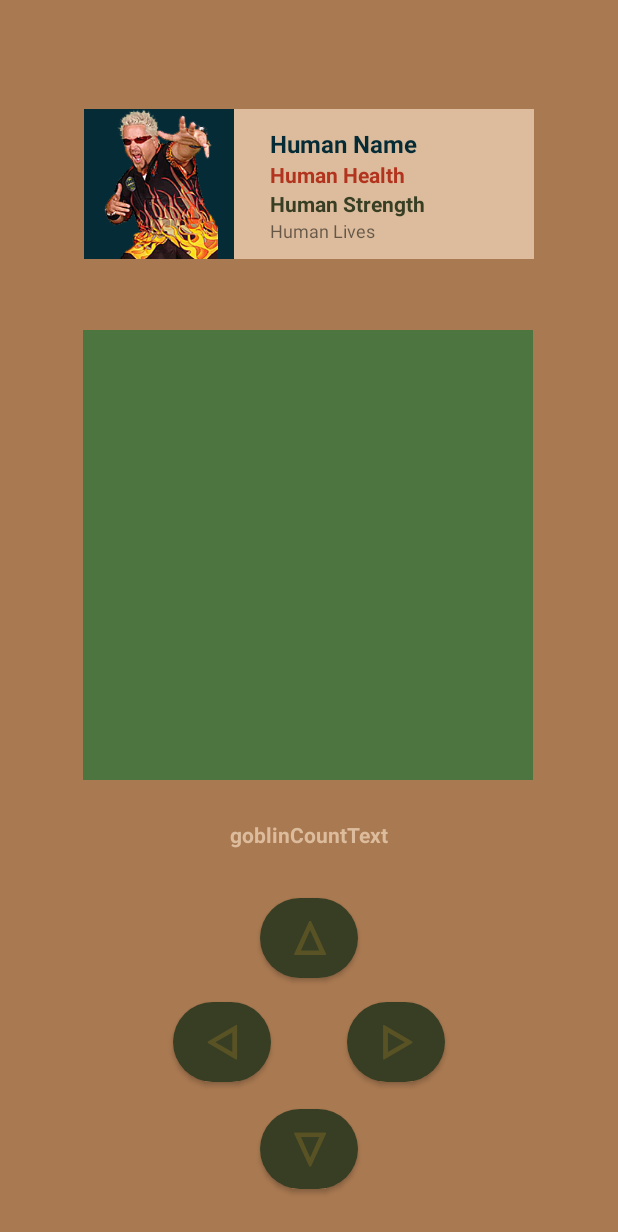
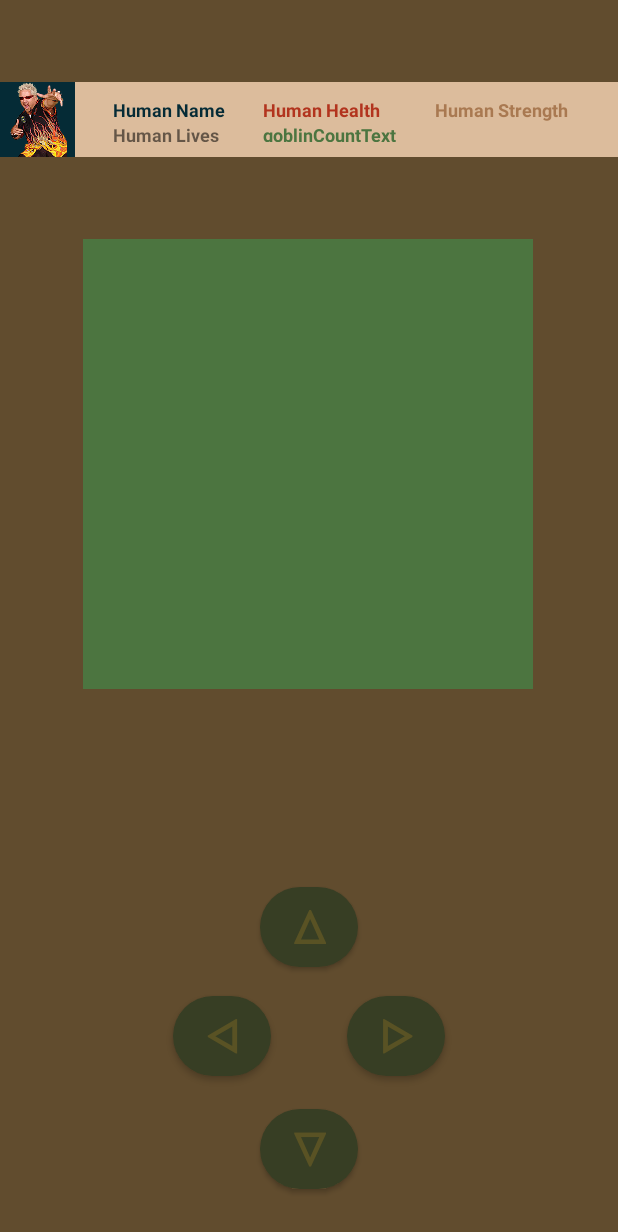
Before and after one commit to DeanWhitten/GenSpark, an Android app: the layout activity_game_board.xml on its own in the app's theme, with its tools: preview values and no code run, on a phone screen of 412 x 824 dp. Shown: the top 1232 px of the screen. Run offline under Robolectric (Android 15) with nearby library versions, the phone set to English and light mode, and no system bars.

Commit message:
HVG-Android : movements added, battle initiation logic, battle table for UI

```diff
--- a/HumansVsGoblins_Android/app/src/main/AndroidManifest.xml
+++ b/HumansVsGoblins_Android/app/src/main/AndroidManifest.xml
@@ -13,9 +13,6 @@
         android:supportsRtl="true"
         android:theme="@style/Theme.HumansVsGoblins_Android"
         tools:targetApi="31" >
-        <activity
-            android:name=".BattleSceneActivity"
-            android:exported="false" />
         <activity
             android:name=".GameBoardActivity"
             android:exported="false" />
--- a/HumansVsGoblins_Android/app/src/main/java/com/example/humansvsgoblins_android/Human.java
+++ b/HumansVsGoblins_Android/app/src/main/java/com/example/humansvsgoblins_android/Human.java
@@ -16,7 +16,7 @@ public class Human extends Humanoid {
 
     public Human(String name){
         super(name, 100, 15);
-        lives = 3;
+        lives = 10;
     }
 
     public void generateStartLocation( int r, int c){
--- a/HumansVsGoblins_Android/app/src/main/res/layout/activity_game_board.xml
+++ b/HumansVsGoblins_Android/app/src/main/res/layout/activity_game_board.xml
@@ -4,100 +4,23 @@
     xmlns:tools="http://schemas.android.com/tools"
     android:layout_width="match_parent"
     android:layout_height="match_parent"
-    android:background="@color/medFleshTone"
+    android:background="@color/wood"
     tools:context=".GameBoardActivity"
     tools:ignore="MissingDefaultResource">
 
+
     <ImageView
         android:id="@+id/imageView"
-        android:layout_width="100dp"
-        android:layout_height="100dp"
-        android:layout_marginStart="56dp"
-        android:layout_marginTop="25dp"
+        android:layout_width="50dp"
+        android:layout_height="50dp"
         android:background="@color/deepBlue"
         android:contentDescription="@string/humanicon"
         app:layout_constraintBottom_toTopOf="@+id/tileMapTable"
         app:layout_constraintEnd_toStartOf="@+id/tableLayout"
-        app:layout_constraintHorizontal_bias="0.5"
+        app:layout_constraintHorizontal_bias="0.0"
         app:layout_constraintStart_toStartOf="parent"
         app:layout_constraintTop_toTopOf="parent"
         app:srcCompat="@drawable/dummy" />
-
-    <TableLayout
-        android:id="@+id/tableLayout"
-        android:layout_width="200dp"
-        android:layout_height="100dp"
-        android:layout_marginTop="25dp"
-        android:layout_marginEnd="56dp"
-        android:background="@color/lightFleshTone"
-        android:paddingStart="24dp"
-        android:paddingTop="12dp"
-        app:layout_constraintBottom_toTopOf="@+id/tileMapTable"
-        app:layout_constraintEnd_toEndOf="parent"
-        app:layout_constraintHorizontal_bias="0.5"
-        app:layout_constraintStart_toEndOf="@+id/imageView"
-        app:layout_constraintTop_toTopOf="parent">
-
-        <TableRow
-            android:layout_width="wrap_content"
-            android:layout_height="match_parent">
-
-            <TextView
-                android:id="@+id/hObjNameTextView"
-                android:layout_width="match_parent"
-                android:layout_height="match_parent"
-                android:text="@string/humanObj_name"
-                android:textColor="@color/deepBlue"
-                android:textSize="16sp"
-                android:textStyle="bold"
-                tools:ignore="TextContrastCheck" />
-
-        </TableRow>
-
-        <TableRow
-            android:layout_width="wrap_content"
-            android:layout_height="match_parent">
-
-            <TextView
-                android:id="@+id/hObjHealthTextView"
-                android:layout_width="match_parent"
-                android:layout_height="match_parent"
-                android:text="@string/humanObj_health"
-                android:textColor="@color/brickRed"
-                android:textStyle="bold"
-                tools:ignore="TextContrastCheck" />
-        </TableRow>
-
-        <TableRow
-            android:layout_width="wrap_content"
-            android:layout_height="51dp">
-
-            <TextView
-                android:id="@+id/hObjStrengthTextView"
-                android:layout_width="match_parent"
-                android:layout_height="match_parent"
-                android:text="@string/humanObj_strength"
-                android:textColor="@color/darkForest"
-                android:textStyle="bold"
-                tools:ignore="TextContrastCheck" />
-        </TableRow>
-
-        <TableRow
-            android:layout_width="wrap_content"
-            android:layout_height="match_parent">
-
-            <TextView
-                android:id="@+id/hObjLivesTextView"
-                android:layout_width="match_parent"
-                android:layout_height="match_parent"
-                android:text="@string/humanObj_lives"
-                android:textSize="12sp"
-                tools:ignore="TextContrastCheck" />
-
-        </TableRow>
-
-    </TableLayout>
-
 
     <TableLayout
         android:id="@+id/tileMapTable"
@@ -105,13 +28,13 @@
         android:layout_height="300dp"
         android:layout_marginStart="50dp"
         android:layout_marginEnd="50dp"
-        android:layout_marginBottom="25dp"
+        android:layout_marginBottom="72dp"
         android:background="@color/forestGreen"
         app:layout_constraintBottom_toTopOf="@+id/upBtn"
         app:layout_constraintEnd_toEndOf="parent"
         app:layout_constraintHorizontal_bias="0.454"
         app:layout_constraintStart_toStartOf="parent"
-        app:layout_constraintTop_toBottomOf="@+id/imageView" />
+        app:layout_constraintTop_toBottomOf="@+id/tableLayout" />
 
     <Button
         android:id="@+id/downBtn"
@@ -186,18 +109,157 @@
         app:layout_constraintVertical_bias="0.4"
         tools:ignore="TextContrastCheck" />
 
-    <TextView
-        android:id="@+id/goblinCountTextView"
-        android:layout_width="wrap_content"
-        android:layout_height="wrap_content"
-        android:text="@string/goblincounttext"
-        android:textAlignment="center"
-        android:textColor="@color/lightFleshTone"
-        android:textStyle="bold"
+    <TableLayout
+        android:id="@+id/tableLayout2"
+        android:layout_width="362dp"
+        android:layout_height="50dp"
+        android:layout_marginTop="9dp"
+        android:layout_marginBottom="25dp"
+        android:background="@color/lightFleshTone"
+        android:padding="15dp"
+        android:visibility="gone"
+        app:layout_constraintBottom_toTopOf="@+id/upBtn"
+        app:layout_constraintEnd_toStartOf="@+id/goblinImg"
+        app:layout_constraintStart_toStartOf="parent"
+        app:layout_constraintTop_toBottomOf="@+id/tileMapTable"
+        app:layout_constraintVertical_bias="1.0">
+
+        <TableRow
+            android:layout_width="match_parent"
+            android:layout_height="match_parent">
+
+            <TextView
+                android:id="@+id/battleView"
+                android:layout_width="171dp"
+                android:layout_height="wrap_content"
+                android:paddingRight="25sp"
+                android:text="@string/battleText"
+                android:textAlignment="viewStart"
+                android:textSize="12sp"
+                android:textStyle="bold"
+                tools:ignore="TextContrastCheck" />
+
+            <TextView
+                android:id="@+id/textView4"
+                android:layout_width="12dp"
+                android:layout_height="wrap_content" />
+
+            <TextView
+                android:id="@+id/gObjStats"
+                android:layout_width="151dp"
+                android:layout_height="match_parent"
+                android:text="@string/gObjStats"
+                android:textAlignment="textEnd"
+                android:textColor="@color/deepBlue"
+                android:textSize="12sp"
+                android:textStyle="bold"
+                tools:ignore="TextContrastCheck" />
+
+        </TableRow>
+
+    </TableLayout>
+
+    <TableLayout
+        android:id="@+id/tableLayout"
+        android:layout_width="362dp"
+        android:layout_height="50dp"
+        android:background="@color/lightFleshTone"
+        android:paddingLeft="25sp"
+        android:paddingTop="10sp"
+        android:paddingRight="10sp"
+        android:paddingBottom="10sp"
+        app:layout_constraintBottom_toTopOf="@+id/tileMapTable"
+        app:layout_constraintEnd_toEndOf="parent"
+        app:layout_constraintStart_toEndOf="@+id/imageView"
+        app:layout_constraintTop_toTopOf="parent"
+        app:layout_constraintVertical_bias="0.0">
+
+        <TableRow
+            android:layout_width="match_parent"
+            android:layout_height="match_parent">
+
+            <TextView
+                android:id="@+id/hObjNameTextView"
+                android:layout_width="match_parent"
+                android:layout_height="match_parent"
+                android:paddingRight="25sp"
+                android:text="@string/humanObj_name"
+                android:textAlignment="viewStart"
+                android:textColor="@color/deepBlue"
+                android:textSize="12sp"
+                android:textStyle="bold"
+                tools:ignore="TextContrastCheck" />
+
+            <TextView
+                android:id="@+id/hObjHealthTextView"
+                android:layout_width="match_parent"
+                android:layout_height="match_parent"
+                android:paddingRight="25sp"
+                android:text="@string/humanObj_health"
+                android:textAlignment="viewStart"
+                android:textColor="@color/brickRed"
+                android:textSize="12sp"
+                android:textStyle="bold"
+                tools:ignore="TextContrastCheck" />
+
+            <TextView
+                android:id="@+id/hObjStrengthTextView"
+                android:layout_width="match_parent"
+                android:layout_height="match_parent"
+                android:paddingRight="15sp"
+                android:text="@string/humanObj_strength"
+                android:textAlignment="viewStart"
+                android:textColor="@color/medFleshTone"
+                android:textSize="12sp"
+                android:textStyle="bold"
+                tools:ignore="TextContrastCheck" />
+
+        </TableRow>
+
+        <TableRow
+            android:layout_width="match_parent"
+            android:layout_height="match_parent">
+
+            <TextView
+                android:id="@+id/hObjLivesTextView"
+                android:layout_width="match_parent"
+                android:layout_height="match_parent"
+                android:paddingRight="25sp"
+                android:text="@string/humanObj_lives"
+                android:textAlignment="viewStart"
+                android:textSize="12sp"
+                android:textStyle="bold"
+                tools:ignore="TextContrastCheck" />
+
+            <TextView
+                android:id="@+id/goblinCountTextView"
+                android:layout_width="match_parent"
+                android:layout_height="match_parent"
+                android:paddingRight="25sp"
+                android:text="@string/goblincounttext"
+                android:textAlignment="viewStart"
+                android:textColor="@color/forestGreen"
+                android:textSize="12sp"
+                android:textStyle="bold"
+                tools:ignore="TextContrastCheck" />
+
+        </TableRow>
+
+    </TableLayout>
+
+    <ImageView
+        android:id="@+id/goblinImg"
+        android:layout_width="50dp"
+        android:layout_height="50dp"
+        android:background="@color/smokeOrange"
+        android:contentDescription="@string/humanicon"
+        android:visibility="gone"
         app:layout_constraintBottom_toTopOf="@+id/upBtn"
         app:layout_constraintEnd_toEndOf="parent"
-        app:layout_constraintStart_toStartOf="parent"
+        app:layout_constraintHorizontal_bias="1.0"
+        app:layout_constraintStart_toEndOf="@+id/tableLayout"
         app:layout_constraintTop_toBottomOf="@+id/tileMapTable"
-        tools:ignore="TextContrastCheck" />
+        app:layout_constraintVertical_bias="0.285"
+        app:srcCompat="@drawable/goblin" />
 
 </androidx.constraintlayout.widget.ConstraintLayout>
--- a/HumansVsGoblins_Android/app/src/main/res/values/strings.xml
+++ b/HumansVsGoblins_Android/app/src/main/res/values/strings.xml
@@ -22,4 +22,8 @@
     <string name="humanicon">HumanIcon</string>
     <string name="guy">GUY</string>
     <string name="goblincounttext">goblinCountText</string>
+    <string name="battleText">BattleText</string>
+    <string name="gObjStats">gobStats</string>
+    <!-- TODO: Remove or change this placeholder text -->
+
 </resources>
```
Also changed, not shown: HumansVsGoblins_Android/app/src/main/java/com/example/humansvsgoblins_android/BattleSceneActivity.java (deleted, +0 -13 lines), HumansVsGoblins_Android/app/src/main/java/com/example/humansvsgoblins_android/GameBoardActivity.java (+38 -9 lines), HumansVsGoblins_Android/app/src/main/java/com/example/humansvsgoblins_android/Goblin.java (+9 -0 lines), HumansVsGoblins_Android/app/src/main/res/layout/activity_battle_scene.xml (deleted, +0 -144 lines).
